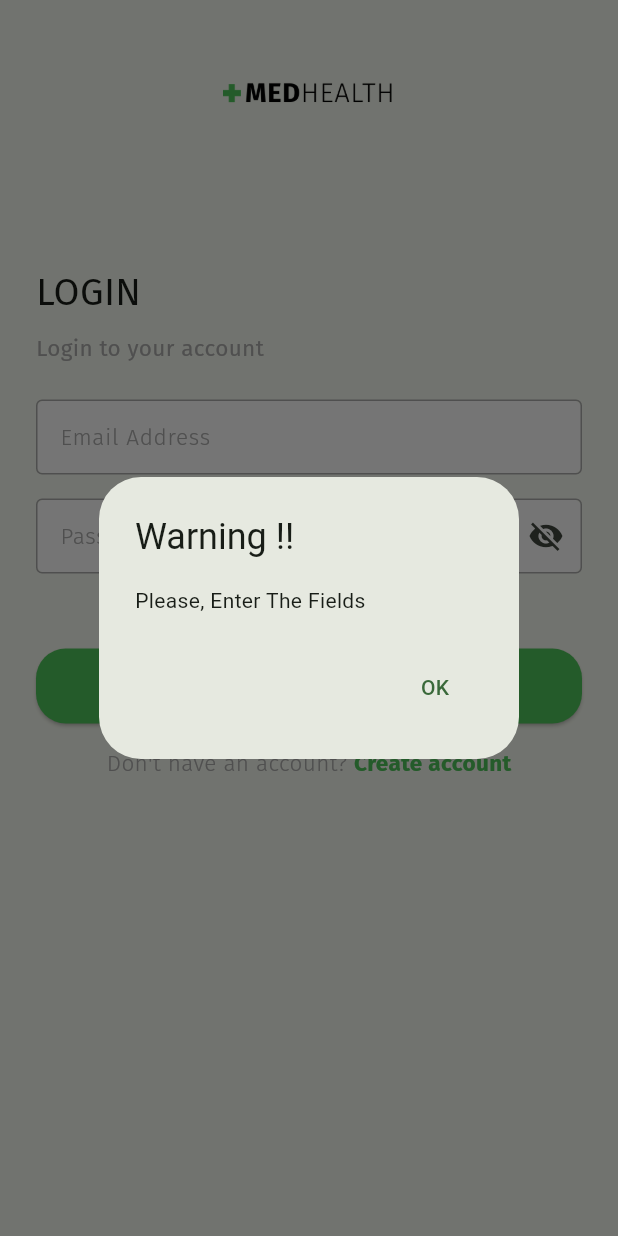
After one commit to Ibrahim-K98han/medicine, a Flutter app: the LoginScreen screen opened directly, after a tap on "LOGIN", on a phone screen of 412 x 824 dp. The commit adds this screen. Run offline on Flutter 3.47's test engine with Material 3 defaults, Android fonts, the phone set to English and light mode, and no system bars; our stand-ins replace google_fonts.

Commit message:
login flutter ui done

```diff
--- /dev/null
+++ b/medicine/lib/pages/login_screen.dart
@@ -0,0 +1,175 @@
+import 'package:flutter/material.dart';
+import 'package:medicine/theme.dart';
+import 'package:medicine/widgets/button_primary.dart';
+import 'package:medicine/widgets/general_logo_space.dart';
+
+class LoginScreen extends StatefulWidget {
+  const LoginScreen({super.key});
+
+  @override
+  State<LoginScreen> createState() => _LoginScreenState();
+}
+
+class _LoginScreenState extends State<LoginScreen> {
+  final TextEditingController emailController = TextEditingController();
+  final TextEditingController passwordController = TextEditingController();
+  bool _secureText = true;
+  showHide() {
+    setState(() {
+      _secureText = !_secureText;
+    });
+  }
+
+  @override
+  Widget build(BuildContext context) {
+    return Scaffold(
+      body: ListView(
+        children: [
+          GeneralLogoSpace(),
+          Padding(
+            padding: const EdgeInsets.all(24),
+            child: Column(
+              crossAxisAlignment: CrossAxisAlignment.start,
+              children: [
+                SizedBox(height: 80),
+                Text(
+                  'login'.toUpperCase(),
+                  style: regulerTextStyle.copyWith(fontSize: 25),
+                ),
+                SizedBox(height: 8),
+                Text(
+                  'Login to your account',
+                  style: regulerTextStyle.copyWith(
+                    fontSize: 15,
+                    color: greyLightColor,
+                  ),
+                ),
+                SizedBox(height: 24),
+                Container(
+                  height: 50,
+                  width: MediaQuery.of(context).size.width,
+                  decoration: BoxDecoration(
+                    color: whiteColor,
+                    borderRadius: BorderRadius.circular(8),
+                  ),
+                  child: TextFormField(
+                    controller: emailController,
+                    decoration: InputDecoration(
+                      enabledBorder: OutlineInputBorder(
+                        borderSide: BorderSide(color: greyLightColor, width: 1),
+                      ),
+                      focusedBorder: OutlineInputBorder(
+                        borderSide: BorderSide(color: greyLightColor, width: 1),
+                      ),
+                      errorBorder: OutlineInputBorder(
+                        borderSide: BorderSide(color: Colors.red, width: 1),
+                      ),
+                      focusedErrorBorder: OutlineInputBorder(
+                        borderSide: BorderSide(color: Colors.red, width: 1),
+                      ),
+                      hintText: 'Email Address',
+                      hintStyle: lightTextStyle.copyWith(
+                        fontSize: 15,
+                        color: greyLightColor,
+                      ),
+                    ),
+                  ),
+                ),
+                SizedBox(height: 16),
+                Container(
+                  height: 50,
+                  width: MediaQuery.of(context).size.width,
+                  decoration: BoxDecoration(
+                    color: whiteColor,
+                    borderRadius: BorderRadius.circular(8),
+                  ),
+                  child: TextFormField(
+                    controller: passwordController,
+                    obscureText: _secureText,
+                    decoration: InputDecoration(
+                      suffixIcon: IconButton(
+                        onPressed: showHide,
+                        icon:
+                            _secureText
+                                ? Icon(Icons.visibility_off)
+                                : Icon(Icons.visibility),
+                      ),
+                      enabledBorder: OutlineInputBorder(
+                        borderSide: BorderSide(color: greyLightColor, width: 1),
+                      ),
+                      focusedBorder: OutlineInputBorder(
+                        borderSide: BorderSide(color: greyLightColor, width: 1),
+                      ),
+                      errorBorder: OutlineInputBorder(
+                        borderSide: BorderSide(color: Colors.red, width: 1),
+                      ),
+                      focusedErrorBorder: OutlineInputBorder(
+                        borderSide: BorderSide(color: Colors.red, width: 1),
+                      ),
+                      hintText: 'Password',
+                      hintStyle: lightTextStyle.copyWith(
+                        fontSize: 15,
+                        color: greyLightColor,
+                      ),
+                    ),
+                  ),
+                ),
+                SizedBox(height: 50),
+                SizedBox(
+                  width: MediaQuery.of(context).size.width,
+                  child: ButtonPrimary(
+                    text: 'login'.toUpperCase(),
+                    onTap: () {
+                      if (emailController.text.isEmpty ||
+                          passwordController.text.isEmpty) {
+                        showDialog(
+                          context: context,
+                          builder: (context) {
+                            return AlertDialog(
+                              title: Text('Warning !!'),
+                              content: Text('Please, Enter The Fields'),
+                              actions: [
+                                TextButton(
+                                  onPressed: () {
+                                    Navigator.pop(context);
+                                  },
+                                  child: Text('OK'),
+                                ),
+                              ],
+                            );
+                          },
+                        );
+                      } else {
+                        // registerSubmit();
+                      }
+                    },
+                  ),
+                ),
+                SizedBox(height: 16),
+                Row(
+                  mainAxisAlignment: MainAxisAlignment.center,
+                  children: [
+                    Text(
+                      'Don\'t have an account? ',
+                      style: lightTextStyle.copyWith(
+                        color: greyLightColor,
+                        fontSize: 15,
+                      ),
+                    ),
+                    Text(
+                      'Create account',
+                      style: boldTextStyle.copyWith(
+                        color: greenColor,
+                        fontSize: 15,
+                      ),
+                    ),
+                  ],
+                ),
+              ],
+            ),
+          ),
+        ],
+      ),
+    );
+  }
+}
--- a/medicine/lib/pages/register_screen.dart
+++ b/medicine/lib/pages/register_screen.dart
@@ -2,6 +2,7 @@ import 'dart:convert';
 
 import 'package:flutter/material.dart';
 import 'package:medicine/network/api/url_api.dart';
+import 'package:medicine/pages/login_screen.dart';
 import 'package:medicine/theme.dart';
 import 'package:medicine/widgets/button_primary.dart';
 import 'package:medicine/widgets/general_logo_space.dart';
@@ -60,7 +61,18 @@ class _RegisterScreenState extends State<RegisterScreen> {
           return AlertDialog(
             title: Text('Information'),
             content: Text(message),
-            actions: [TextButton(onPressed: () {}, child: Text('OK'))],
+            actions: [
+              TextButton(
+                onPressed: () {
+                  Navigator.pushAndRemoveUntil(
+                    context,
+                    MaterialPageRoute(builder: (context) => LoginScreen()),
+                    (route) => false,
+                  );
+                },
+                child: Text('OK'),
+              ),
+            ],
           );
         },
       );
```
